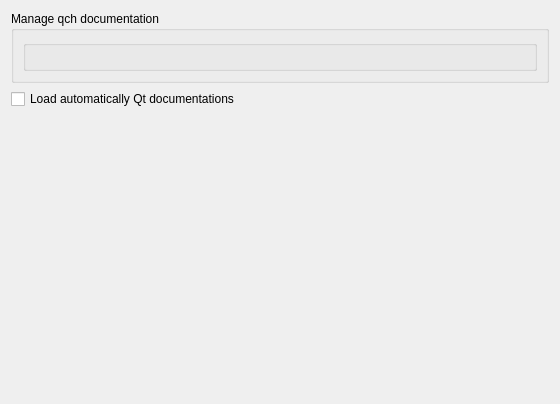
KDE/kdevelop, file documentation/qthelp/qthelpconfig.ui: the form before one commit.
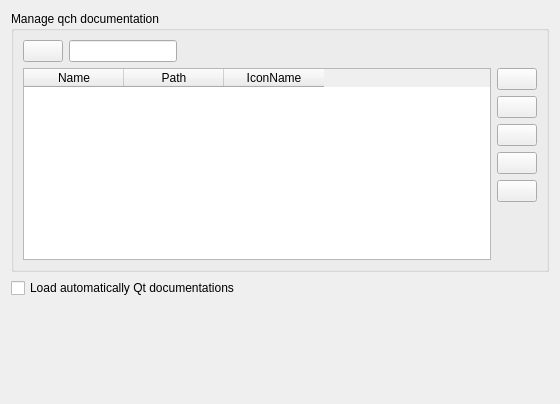
The form after the commit. Custom widgets are drawn as their Qt base class.

Commit message: Update QtHelp plugin with new UI in order to select name and icon for each QtHelpProvider

Patch:
```diff
--- a/documentation/qthelp/qthelpconfig.ui
+++ b/documentation/qthelp/qthelpconfig.ui
@@ -21,7 +21,105 @@
      </property>
      <layout class="QVBoxLayout" name="verticalLayout_3">
       <item>
-       <widget class="KEditListBox" name="kcfg_qchList"/>
+       <layout class="QHBoxLayout" name="horizontalLayout_3">
+        <item>
+         <widget class="KIconButton" name="qchIcon">
+          <property name="iconSize">
+           <number>16</number>
+          </property>
+          <property name="strictIconSize">
+           <bool>true</bool>
+          </property>
+         </widget>
+        </item>
+        <item>
+         <widget class="KLineEdit" name="qchName">
+          <property name="sizePolicy">
+           <sizepolicy hsizetype="Preferred" vsizetype="Fixed">
+            <horstretch>0</horstretch>
+            <verstretch>0</verstretch>
+           </sizepolicy>
+          </property>
+         </widget>
+        </item>
+        <item>
+         <widget class="KUrlRequester" name="qchRequester">
+          <property name="sizePolicy">
+           <sizepolicy hsizetype="Expanding" vsizetype="Preferred">
+            <horstretch>0</horstretch>
+            <verstretch>0</verstretch>
+           </sizepolicy>
+          </property>
+         </widget>
+        </item>
+       </layout>
+      </item>
+      <item>
+       <layout class="QHBoxLayout" name="horizontalLayout_2">
+        <item>
+         <widget class="QTableWidget" name="qchTable">
+          <property name="showGrid">
+           <bool>false</bool>
+          </property>
+          <property name="wordWrap">
+           <bool>false</bool>
+          </property>
+          <attribute name="horizontalHeaderVisible">
+           <bool>true</bool>
+          </attribute>
+          <attribute name="verticalHeaderVisible">
+           <bool>false</bool>
+          </attribute>
+          <column>
+           <property name="text">
+            <string>Name</string>
+           </property>
+          </column>
+          <column>
+           <property name="text">
+            <string>Path</string>
+           </property>
+          </column>
+          <column>
+           <property name="text">
+            <string>IconName</string>
+           </property>
+          </column>
+         </widget>
+        </item>
+        <item>
+         <layout class="QVBoxLayout" name="verticalLayout">
+          <item>
+           <widget class="KPushButton" name="addButton"/>
+          </item>
+          <item>
+           <widget class="KPushButton" name="editButton"/>
+          </item>
+          <item>
+           <widget class="KPushButton" name="removeButton"/>
+          </item>
+          <item>
+           <widget class="KPushButton" name="upButton"/>
+          </item>
+          <item>
+           <widget class="KPushButton" name="downButton"/>
+          </item>
+          <item>
+           <spacer name="verticalSpacer_2">
+            <property name="orientation">
+             <enum>Qt::Vertical</enum>
+            </property>
+            <property name="sizeHint" stdset="0">
+             <size>
+              <width>20</width>
+              <height>40</height>
+             </size>
+            </property>
+           </spacer>
+          </item>
+         </layout>
+        </item>
+       </layout>
       </item>
      </layout>
     </widget>
@@ -50,9 +148,24 @@
  </widget>
  <customwidgets>
   <customwidget>
-   <class>KEditListBox</class>
-   <extends>QGroupBox</extends>
-   <header>keditlistbox.h</header>
+   <class>KIconButton</class>
+   <extends>QPushButton</extends>
+   <header>kicondialog.h</header>
+  </customwidget>
+  <customwidget>
+   <class>KUrlRequester</class>
+   <extends>QFrame</extends>
+   <header>kurlrequester.h</header>
+  </customwidget>
+  <customwidget>
+   <class>KPushButton</class>
+   <extends>QPushButton</extends>
+   <header>kpushbutton.h</header>
+  </customwidget>
+  <customwidget>
+   <class>KLineEdit</class>
+   <extends>QLineEdit</extends>
+   <header>klineedit.h</header>
   </customwidget>
  </customwidgets>
  <resources/>
```
Left out of the diff: 2 changed lines with no effect on the pictures. The commit also changes 11 other files.
